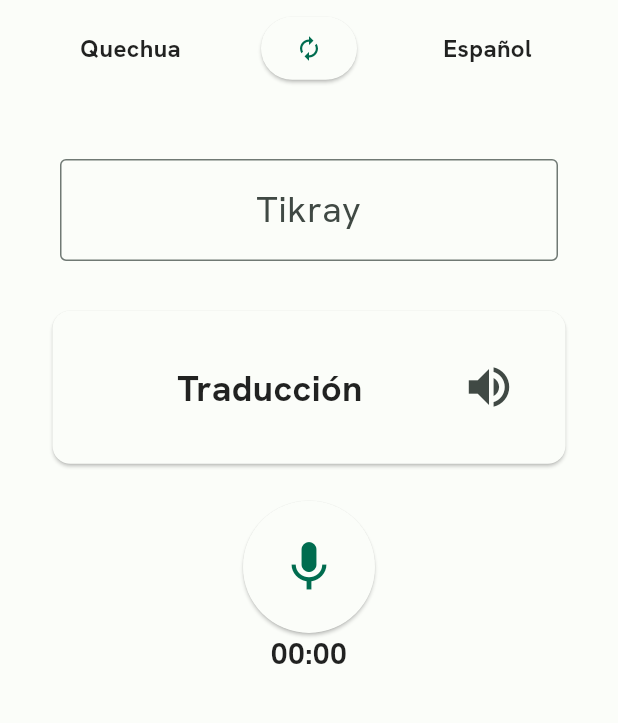
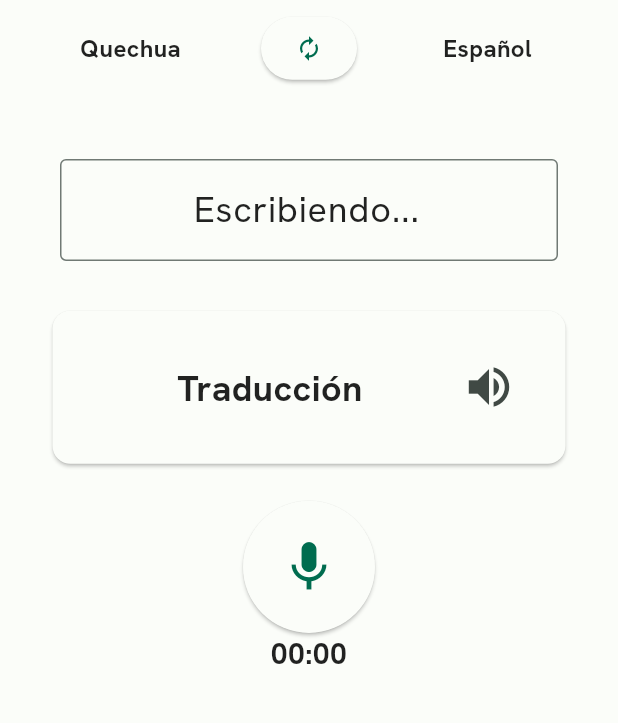
Before and after one commit to Uritu-System/uritu_app, a Flutter app: the UrituQuechuaView screen opened by its route, after a tap on the "mic" icon, on a phone screen of 412 x 824 dp, the part 84-807 px from its top. Run offline on Flutter 3.47's test engine with Material 2 defaults, Android fonts, the phone set to English and light mode, and no system bars; our stand-ins replace firebase_auth, firebase_core, flutter_tts, google_fonts, googleapis_auth, permission_handler; missing offline and left inert: flutter_sound, googleapis; accounts and stored records are empty; network calls fail; project files that could hold a hidden picture were left out.

Commit message:
Refactor and adding loading animation

```diff
--- /dev/null
+++ b/lib/common/constants/stt_google_key.dart
@@ -0,0 +1 @@
+const sttSpanishKey = 'assets/uritu-system-app-172e898d6608.json';
--- a/lib/domain_layer/stt/prediction.dart
+++ b/lib/domain_layer/stt/prediction.dart
@@ -1,15 +1,14 @@
 import 'dart:convert';
 import 'package:http/http.dart' as http;
+import 'package:uritu_app/common/constants/stt_quechua_url';
 
 Future<String> predictionSpeech(String encodedAudio) async {
-  String url = 'http://34.71.36.238:5000/predictions';
-
   Map<String, dynamic> body = {'audio': encodedAudio};
 
   String jsonBody = json.encode(body);
 
   final http.Response response = await http.post(
-    Uri.parse(url),
+    Uri.parse(sttQuechuaUrl),
     headers: {'Content-Type': 'application/json'},
     body: jsonBody,
   );
--- a/lib/domain_layer/stt/stt.dart
+++ b/lib/domain_layer/stt/stt.dart
@@ -1,6 +1,7 @@
 import 'package:flutter/services.dart';
 import 'package:googleapis/speech/v1.dart' as speech;
 import 'package:googleapis_auth/auth_io.dart';
+import 'package:uritu_app/common/constants/stt_google_key.dart';
 
 Future<String> transcribeSpeech(String encodedAudio) async {
   final clientSpeechApi = await _authenticate();
@@ -34,8 +35,7 @@ Future<String> transcribeSpeech(String encodedAudio) async {
 Future<speech.SpeechApi> _authenticate() async {
   /* ***************************** AUTHENTICATION ***************************** */
   // Load the service account key JSON file
-  final jsonCredentials =
-      await rootBundle.loadString('assets/uritu-system-app-172e898d6608.json');
+  final jsonCredentials = await rootBundle.loadString(sttSpanishKey);
 
   // Obtain the credentials using the service account key JSON file
   final accountCredentials =
--- a/lib/presentation_layer/views/uritu_quechua_spanish_view.dart
+++ b/lib/presentation_layer/views/uritu_quechua_spanish_view.dart
@@ -282,6 +282,8 @@ class _UrituQuechuaViewState extends State<UrituQuechuaView> {
                     size: 40,
                   ),
                   onPressed: () async {
+                    _textEditingController.text = 'Escribiendo...';
+                    _textTranslated = 'Qillqay...';
                     if (recorder.isRecording) {
                       await stop();
                     } else {
--- a/lib/presentation_layer/views/uritu_spanish_quechua_view.dart
+++ b/lib/presentation_layer/views/uritu_spanish_quechua_view.dart
@@ -281,6 +281,8 @@ class _UrituSpanishViewState extends State<UrituSpanishView> {
                     size: 40,
                   ),
                   onPressed: () async {
+                    _textEditingController.text = 'Escribiendo...';
+                    _textTranslated = 'Qillqay...';
                     if (recorder.isRecording) {
                       await stop();
                     } else {
```
Also changed, not shown: 1 other file.
